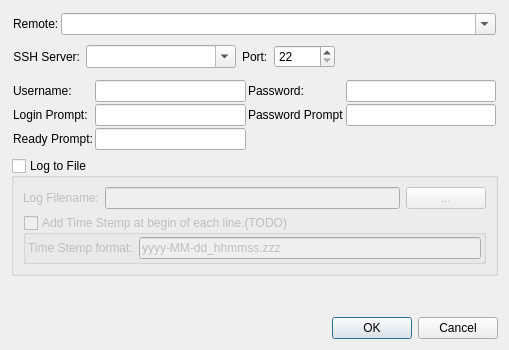
This is qiperfc/src/dlgssh.ui in coolshou/qiperf as Qt 5 draws it before an edit. The edited form follows.
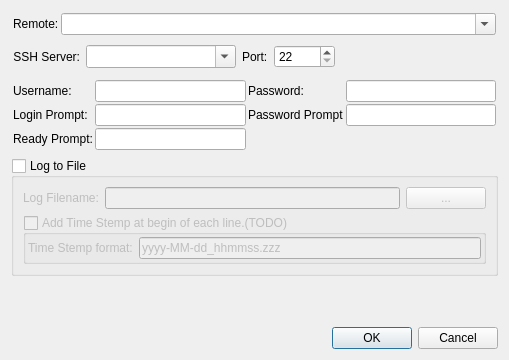
This is the edited form. Icons and pictures are not drawn.

The edit to the form file:
```diff
--- a/qiperfc/src/dlgssh.ui
+++ b/qiperfc/src/dlgssh.ui
@@ -7,7 +7,7 @@
     <x>0</x>
     <y>0</y>
     <width>509</width>
-    <height>350</height>
+    <height>360</height>
    </rect>
   </property>
   <property name="windowTitle">
```
Left out of the diff: 12 changed lines with no effect on the pictures.
